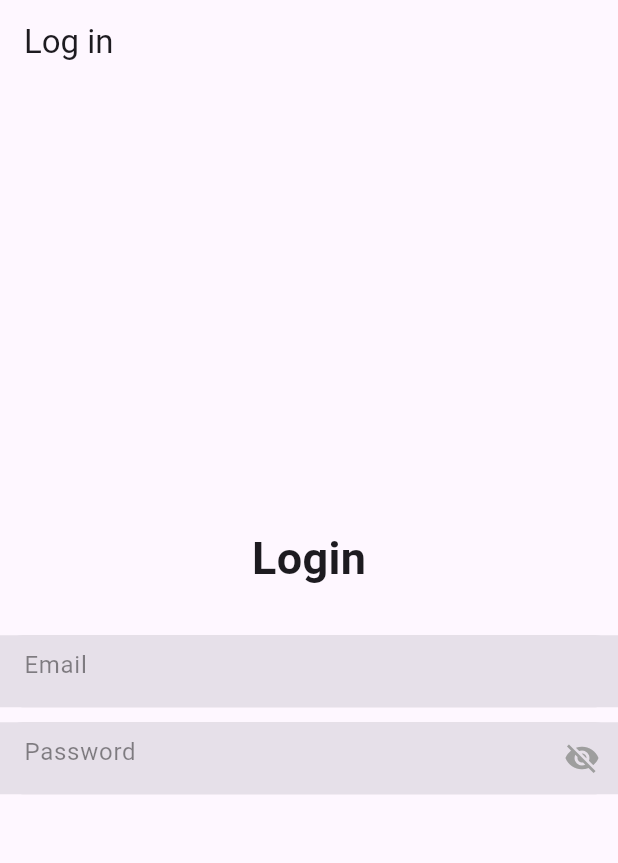
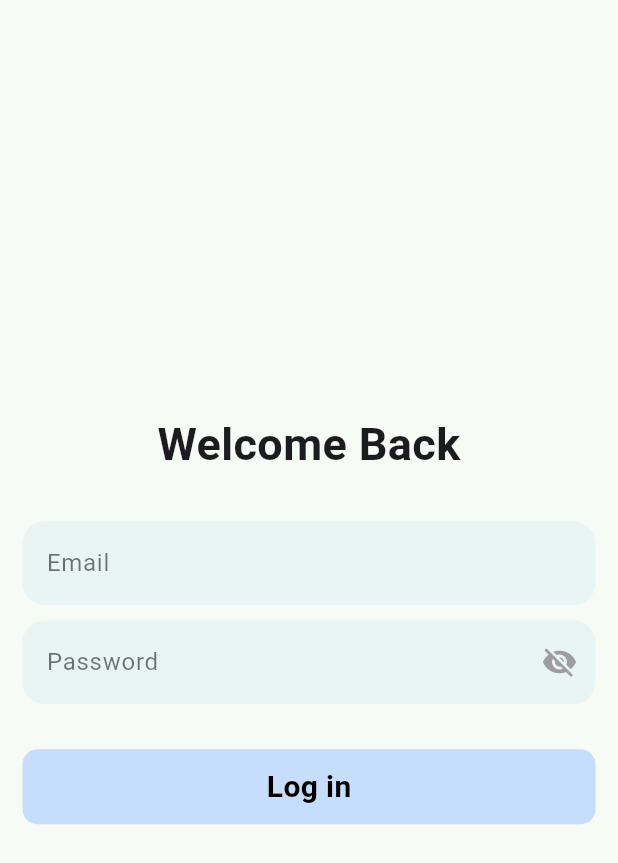
Before and after one commit to Palpeleno/CSC4360MAD_PWs, a Flutter app: the screen it shows after launch, on a phone screen of 412 x 824 dp. Shown: the top 863 px of the screen. Run offline on Flutter 3.47's test engine with Material 3 defaults, Android fonts, the phone set to English and light mode, and no system bars; our stand-ins replace firebase_auth, firebase_core, google_fonts; accounts and stored records are empty; Roboto replaces fonts that are missing (Podkova).

Commit message:
improve user interface in log in page

```diff
--- a/katoria_jmt/lib/features/user_auth/content/pages/loginPage.dart
+++ b/katoria_jmt/lib/features/user_auth/content/pages/loginPage.dart
@@ -1,38 +1,78 @@
 import 'package:flutter/material.dart';
 import 'package:katoria_jmt/features/user_auth/content/widgets/form_container.dart';
+import 'package:katoria_jmt/features/user_auth/content/pages/homePage.dart'; //
+import 'package:google_fonts/google_fonts.dart';
 
 class LoginPage extends StatelessWidget {
-  const LoginPage({super.key});
+  const LoginPage({Key? key});
 
   @override
   Widget build(BuildContext context) {
-    return Scaffold(
-      appBar: AppBar(
-        title: Text("Log in"),
+    return MaterialApp(
+      theme: ThemeData(
+        textTheme: GoogleFonts.podkovaTextTheme(),
       ),
-      body: const Center(
+      home: Scaffold(
+        backgroundColor: const Color.fromARGB(255, 246, 251, 245),
+        body: Center(
+          child: Padding(
+            padding: const EdgeInsets.symmetric(horizontal: 15),
             child: Column(
               mainAxisAlignment: MainAxisAlignment.center,
               children: [
                 Text(
-              "Login",
-              style: TextStyle(fontSize: 30, fontWeight: FontWeight.bold),
+                  "Welcome Back",
+                  textAlign: TextAlign.center,
+                  style: GoogleFonts.podkova(
+                    textStyle: const TextStyle(
+                      fontSize: 30,
+                      fontWeight: FontWeight.bold,
                     ),
-            SizedBox(
-              height:30,
                   ),
-            FormContainerWidget(
+                ),
+                const SizedBox(
+                  height: 30,
+                ),
+                const FormContainerWidget(
                   hintText: 'Email',
                   isPassword: false,
                 ),
-            SizedBox(
+                const SizedBox(
                   height: 10,
                 ),
-            FormContainerWidget(
+                const FormContainerWidget(
                   hintText: 'Password',
                   isPassword: true,
                 ),
+                const SizedBox(
+                  height: 30,
+                ),
+                GestureDetector(
+                  onTap: () {
+                    Navigator.push(context, MaterialPageRoute(builder: (context) => HomePage()));
+                  },
+                  child: Container(
+                    width: double.infinity,
+                    height: 50,
+                    decoration: BoxDecoration(
+                      color: Color.fromARGB(255, 198, 221, 251),
+                      borderRadius: BorderRadius.circular(10),
+                    ),
+                    child: const Center(
+                      child: Text(
+                        "Log in",
+                        style: TextStyle(
+                          color: Colors.black,
+                          fontWeight: FontWeight.bold,
+                          fontSize: 20,
+                        ),
+                      ),
+                    ),
+                  ),
+                ),
               ],
+            ),
+          ),
         ),
       ),
     );
--- a/katoria_jmt/lib/features/user_auth/content/widgets/form_container.dart
+++ b/katoria_jmt/lib/features/user_auth/content/widgets/form_container.dart
@@ -1,5 +1,4 @@
 import 'package:flutter/material.dart';
-import 'package:flutter/widgets.dart';
 
 class FormContainerWidget extends StatefulWidget {
   final String? hintText;
@@ -13,8 +12,8 @@ class FormContainerWidget extends StatefulWidget {
   final ValueChanged<String>? onFieldSubmitted;
   final TextInputType? inputType;
 
-  const FormContainerWidget(
-      {this.hintText,
+  const FormContainerWidget({
+    this.hintText,
     this.labelText,
     this.helperText,
     this.fieldKey,
@@ -23,7 +22,8 @@ class FormContainerWidget extends StatefulWidget {
     this.onSaved,
     this.validator,
     this.onFieldSubmitted,
-      this.inputType});
+    this.inputType,
+  });
 
   @override
   _FormContainerWidgetState createState() => _FormContainerWidgetState();
@@ -36,12 +36,8 @@ class _FormContainerWidgetState extends State<FormContainerWidget> {
   Widget build(BuildContext context) {
     return Container(
       width: double.infinity,
-      decoration: BoxDecoration(
-        color: Colors.grey.withOpacity(.35),
-        borderRadius: BorderRadius.circular(15),
-      ),
       child: TextFormField(
-        style: TextStyle(color: Colors.red),
+        style: TextStyle(color: Color.fromARGB(255, 52, 7, 86)),
         controller: widget.controller,
         keyboardType: widget.inputType,
         key: widget.fieldKey,
@@ -50,10 +46,14 @@ class _FormContainerWidgetState extends State<FormContainerWidget> {
         validator: widget.validator,
         onFieldSubmitted: widget.onFieldSubmitted,
         decoration: InputDecoration(
-          border: InputBorder.none,
           filled: true,
+          fillColor: const Color.fromARGB(255, 209, 233, 243).withOpacity(.35),
+          border: OutlineInputBorder(
+            borderRadius: BorderRadius.circular(15),
+            borderSide: BorderSide.none,
+          ),
           hintText: widget.hintText,
-          hintStyle: const TextStyle(color: Colors.black45),
+          hintStyle: TextStyle(color: Colors.black54),
           suffixIcon: GestureDetector(
             onTap: () {
               setState(() {
@@ -63,7 +63,9 @@ class _FormContainerWidgetState extends State<FormContainerWidget> {
             child: widget.isPassword == true
                 ? Icon(
                     _obscureText ? Icons.visibility_off : Icons.visibility,
-                    color: _obscureText == false ? Colors.blue : Colors.grey,
+                    color: _obscureText == false
+                        ? Color.fromARGB(255, 129, 139, 247)
+                        : Colors.grey,
                   )
                 : Text(' '),
           ),
```
Lines whose indentation alone changed are shown as unchanged.
